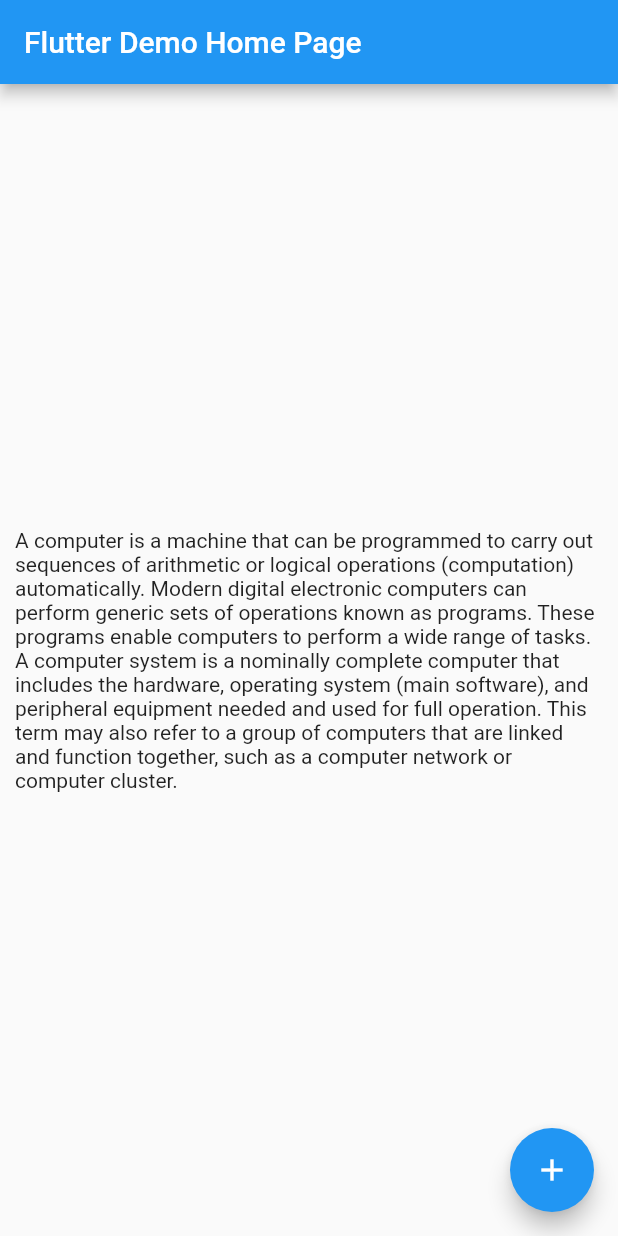
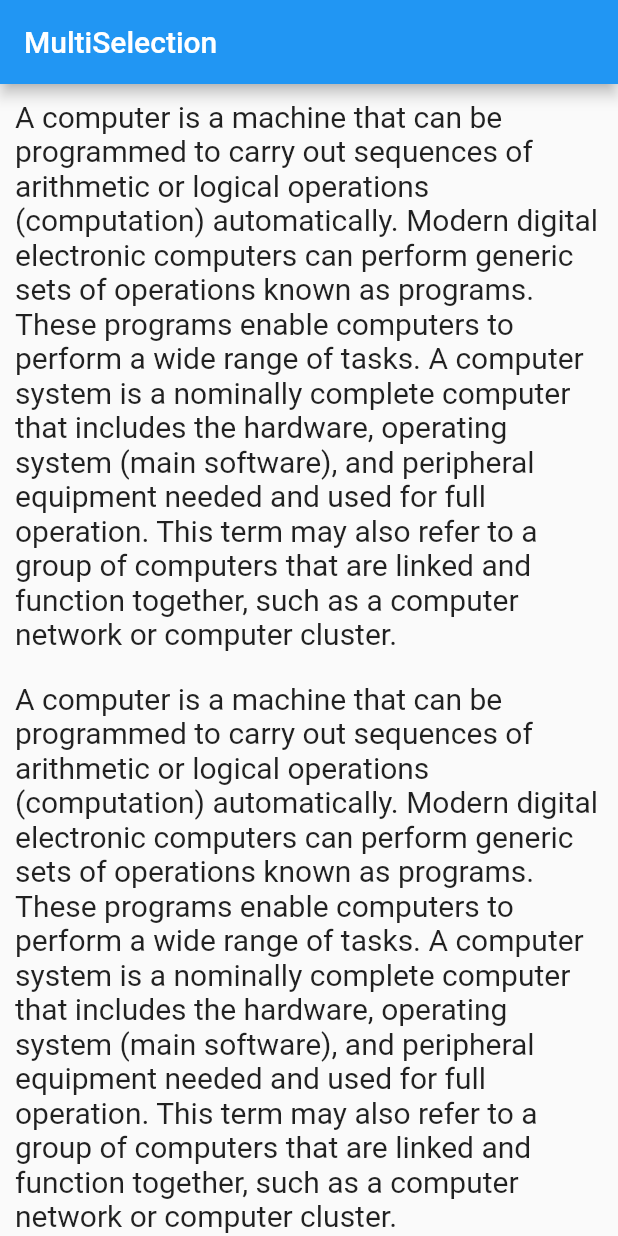
Before and after one commit to AdithyaKrishnaK/MultiTextSelection, a Flutter app: the screen it shows after launch, on a phone screen of 412 x 824 dp. Run offline on Flutter 3.47's test engine with Material 2 defaults, Android fonts, the phone set to English and light mode, and no system bars.

Commit message:
Attempted tripletap

```diff
--- /dev/null
+++ b/lib/tripletap.dart
@@ -0,0 +1,49 @@
+import 'package:flutter/material.dart';
+
+class longselect extends StatefulWidget {
+  const longselect({Key? key}) : super(key: key);
+
+  @override
+  _longselectState createState() => _longselectState();
+}
+
+class _longselectState extends State<longselect> {
+  final contentText ="A computer is a machine that can be programmed to carry out sequences of arithmetic or logical operations (computation) automatically. Modern digital electronic computers can perform generic sets of operations known as programs. These programs enable computers to perform a wide range of tasks. A computer system is a nominally complete computer that includes the hardware, operating system (main software), and peripheral equipment needed and used for full operation. This term may also refer to a group of computers that are linked and function together, such as a computer network or computer cluster.";
+
+  @override
+  Widget build(BuildContext context) {
+    return Scaffold(
+        appBar: AppBar(
+          title: Text("MultiSelection"),
+        ),
+        body: SingleChildScrollView(
+          child: GestureDetector(
+            child: Center(
+              child: Column(
+                mainAxisAlignment: MainAxisAlignment.center,
+                children: <Widget>[
+                  Padding(
+                    padding: EdgeInsets.all(10),
+                    child: SelectableText(
+                      contentText,
+                      style:TextStyle(
+                        fontSize: 20,
+                      ),
+                    ),
+                  ),
+                  Padding(
+                    padding:  EdgeInsets.all(10),
+                    child: SelectableText(
+                      contentText,
+                      style:TextStyle(
+                        fontSize: 20,
+                      ),
+                    ),)
+                ],
+              ),
+            ),
+          ) // This,
+        )
+    );
+  }
+}
```
Also changed, not shown: lib/main.dart (+90 -27 lines).
